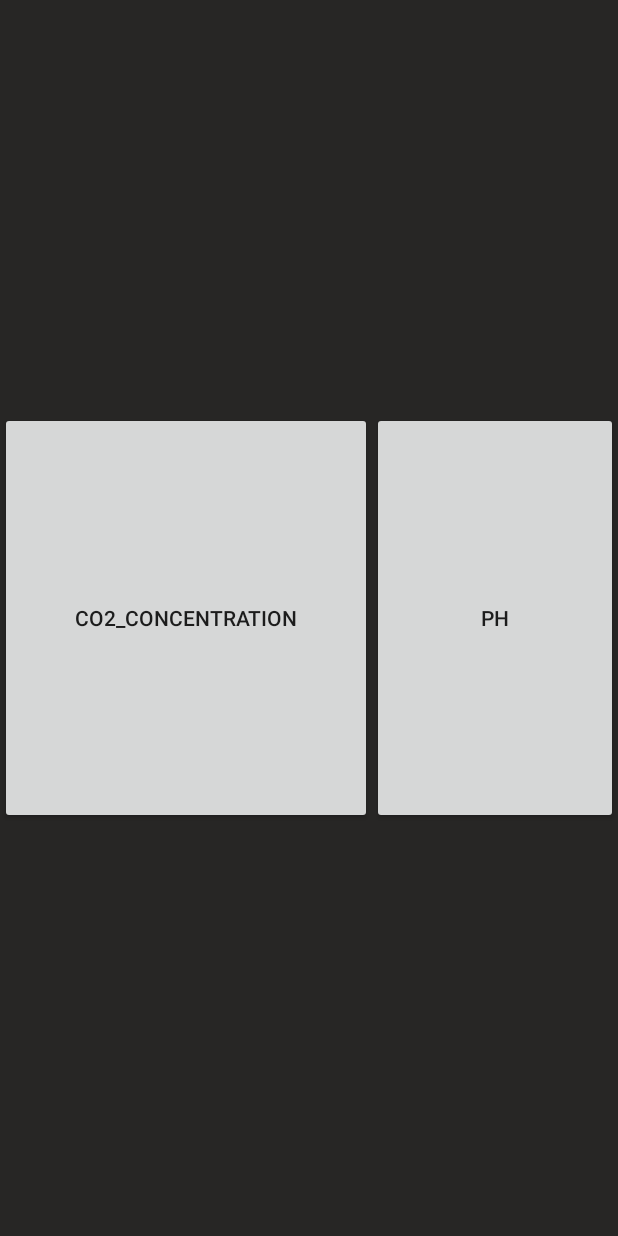
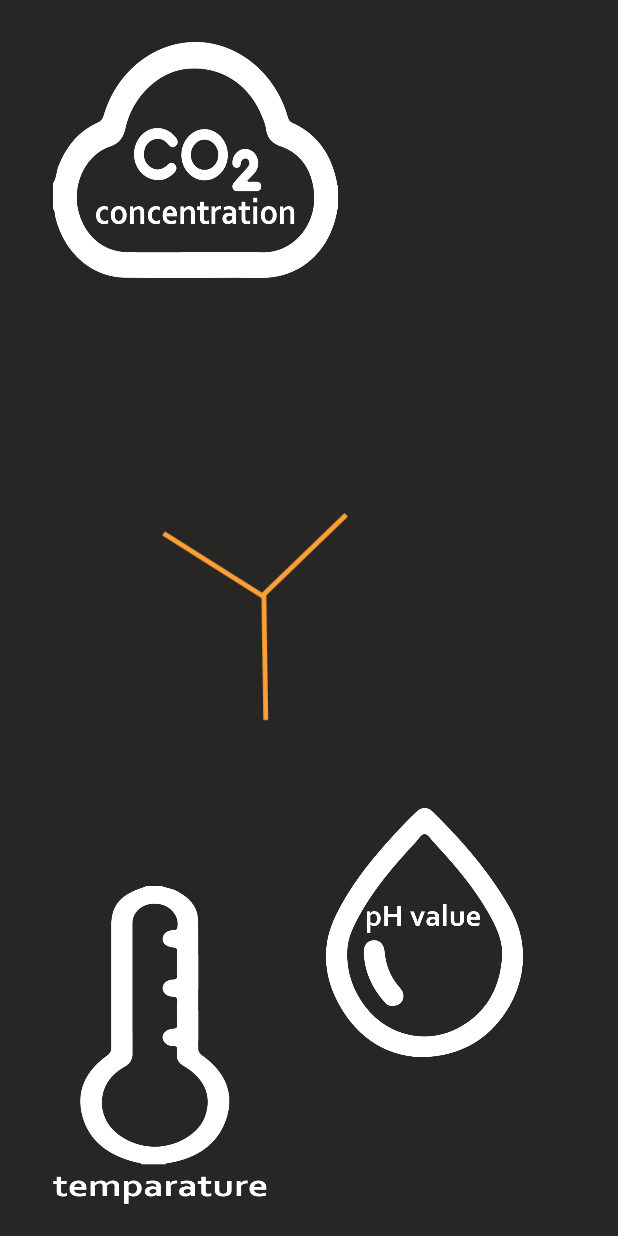
Before and after one commit to yiiju/CO2_Detection, an Android app: the MainActivity screen opened directly, with no data from a screen before it, on a phone screen of 412 x 824 dp. Run offline under Robolectric (Android 15) with nearby library versions, the phone set to English and light mode, and no system bars.

Commit message:
Change the design of the main and aboutus page

```diff
--- a/app/src/main/java/com/ncku_tainan/co2_detection/MainActivity.java
+++ b/app/src/main/java/com/ncku_tainan/co2_detection/MainActivity.java
@@ -4,12 +4,12 @@ import android.content.Intent;
 import android.os.Bundle;
 import android.support.v7.app.AppCompatActivity;
 import android.view.View;
-import android.widget.Button;
+import android.widget.ImageButton;
 
 public class MainActivity extends AppCompatActivity{
 
-    private Button CO2_concentrration_button;
-    private Button pH_button;
+    private ImageButton CO2_concentrration_button;
+    private ImageButton pH_button;
 
 
     @Override
--- a/app/src/main/res/layout/activity_home.xml
+++ b/app/src/main/res/layout/activity_home.xml
@@ -18,7 +18,7 @@
             android:layout_height="495dp"
             android:layout_alignParentStart="true"
             android:layout_alignParentTop="true"
-            android:background="@drawable/logo2" />
+            android:background="@drawable/logo" />
 
         <TextView
             android:id="@+id/textView2"
@@ -62,7 +62,7 @@
             android:layout_height="80dp"
             android:layout_alignParentBottom="true"
             android:layout_alignParentEnd="true"
-            android:layout_marginBottom="12dp"
+            android:layout_marginBottom="14dp"
             android:layout_marginEnd="75dp"
             android:layout_weight="1"
             android:background="@drawable/button"
--- a/app/src/main/res/layout/activity_main.xml
+++ b/app/src/main/res/layout/activity_main.xml
@@ -1,66 +1,58 @@
 <?xml version="1.0" encoding="utf-8"?>
-<android.support.constraint.ConstraintLayout xmlns:android="http://schemas.android.com/apk/res/android"
+<LinearLayout xmlns:android="http://schemas.android.com/apk/res/android"
     xmlns:app="http://schemas.android.com/apk/res-auto"
     xmlns:tools="http://schemas.android.com/tools"
     android:layout_width="match_parent"
     android:layout_height="match_parent"
     tools:context=".MainActivity">
 
-    <LinearLayout
+    <RelativeLayout
         android:layout_width="match_parent"
         android:layout_height="match_parent"
-        android:orientation="vertical">
+        android:layout_weight="1"
+        tools:layout_editor_absoluteX="0dp"
+        tools:layout_editor_absoluteY="0dp">
 
-        <LinearLayout
-            android:layout_width="match_parent"
-            android:layout_height="match_parent"
+        <ImageView
+            android:id="@+id/imageView2"
+            android:layout_width="124dp"
+            android:layout_height="154dp"
+            android:layout_alignParentStart="true"
+            android:layout_centerVertical="true"
+            android:layout_marginStart="108dp"
+            app:srcCompat="@drawable/part" />
+
+        <ImageButton
+            android:id="@+id/CO2_concentrration_button"
+            android:layout_width="190dp"
+            android:layout_height="157dp"
+            android:layout_alignParentStart="true"
+            android:layout_alignParentTop="true"
+            android:layout_marginStart="35dp"
+            android:layout_marginTop="28dp"
             android:layout_weight="1"
-            android:orientation="horizontal">
+            android:background="@drawable/co2_white" />
 
-        </LinearLayout>
+        <ImageButton
+            android:id="@+id/pH_button"
+            android:layout_width="131dp"
+            android:layout_height="166dp"
+            android:layout_alignParentBottom="true"
+            android:layout_marginBottom="119dp"
+            android:layout_marginStart="-8dp"
+            android:layout_toEndOf="@+id/CO2_concentrration_button"
+            android:layout_weight="1"
+            android:background="@drawable/phvalue" />
 
-        <LinearLayout
-            android:layout_width="match_parent"
-            android:layout_height="match_parent"
+        <ImageButton
+            android:id="@+id/temparature"
+            android:layout_width="143dp"
+            android:layout_height="212dp"
+            android:layout_alignParentBottom="true"
+            android:layout_alignStart="@+id/CO2_concentrration_button"
+            android:layout_marginBottom="21dp"
             android:layout_weight="1"
-            android:orientation="horizontal">
+            android:background="@drawable/mercury_thermometer" />
+    </RelativeLayout>
 
-            <LinearLayout
-                android:layout_width="wrap_content"
-                android:layout_height="match_parent"
-                android:layout_weight="1"
-                android:orientation="horizontal">
-
-                <Button
-                    android:id="@+id/CO2_concentrration_button"
-                    android:layout_width="match_parent"
-                    android:layout_height="match_parent"
-                    android:layout_weight="1"
-                    android:text="CO2_concentration" />
-            </LinearLayout>
-
-            <LinearLayout
-                android:layout_width="wrap_content"
-                android:layout_height="match_parent"
-                android:layout_weight="1"
-                android:orientation="horizontal">
-
-                <Button
-                    android:id="@+id/pH_button"
-                    android:layout_width="match_parent"
-                    android:layout_height="match_parent"
-                    android:layout_weight="1"
-                    android:text="pH" />
-            </LinearLayout>
-
-        </LinearLayout>
-
-        <LinearLayout
-            android:layout_width="match_parent"
-            android:layout_height="match_parent"
-            android:layout_weight="1"
-            android:orientation="horizontal"></LinearLayout>
-
-    </LinearLayout>
-
-</android.support.constraint.ConstraintLayout>
+</LinearLayout>
```
Also changed, not shown: app/src/main/java/com/ncku_tainan/co2_detection/AboutUs.java (+6 -7 lines), app/src/main/res/drawable/border.xml (added, +8 -0 lines), app/src/main/res/layout/activity_about_us.xml (+30 -13 lines), app/src/main/res/drawable/app_logo.png, app/src/main/res/drawable/arrow.png (added), app/src/main/res/drawable/backborder.png (added), app/src/main/res/drawable/co2_white.png (added), app/src/main/res/drawable/fb_logo.png, app/src/main/res/drawable/ig_logo.png, app/src/main/res/drawable/logo.png, app/src/main/res/drawable/logo2.png (deleted), app/src/main/res/drawable/mercury_thermometer.png (added), app/src/main/res/drawable/part.png (added), app/src/main/res/drawable/phvalue.png (added), 1 more files.
